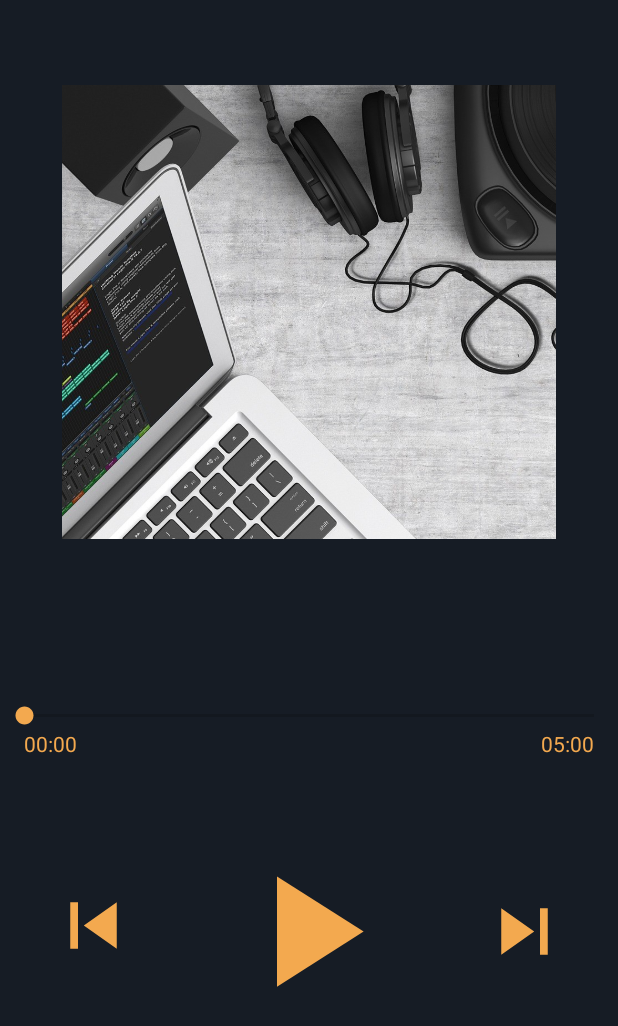
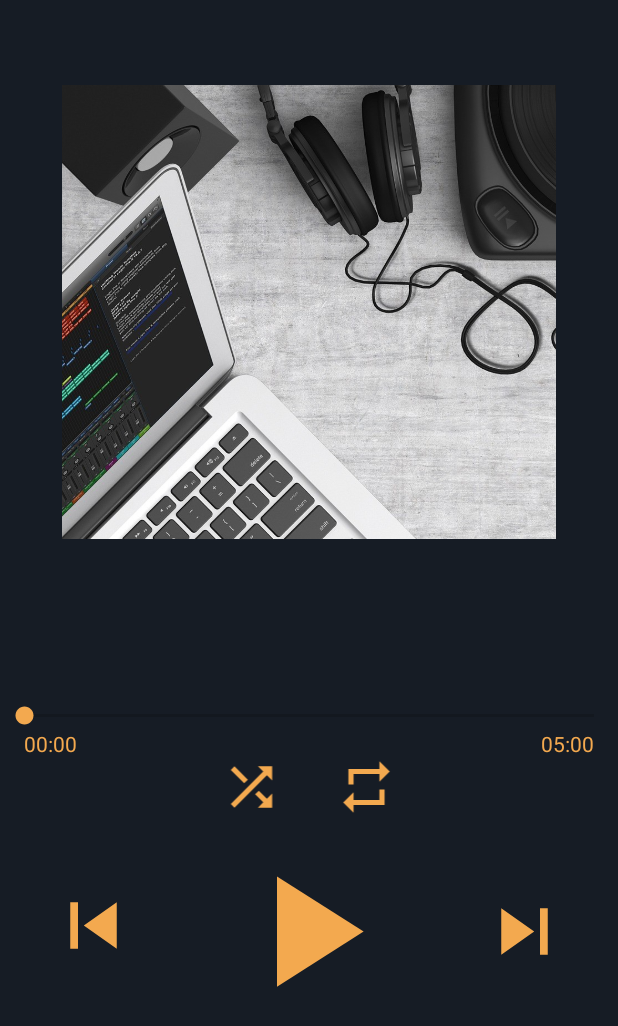
Before and after one commit to cchhu/TAMZ2-projekt, an Android app: the Player screen opened directly, with no data from a screen before it, on a phone screen of 412 x 824 dp. Shown: the top 1026 px of the screen. Run offline under Robolectric (Android 15) with nearby library versions, the phone set to English and light mode, and no system bars; 6 statements that could not run were skipped.

Commit message:
16. commit - player layout update, added repeat and shuffle funcions

```diff
--- a/app/src/main/java/com/example/hudebniprehravac/Player.java
+++ b/app/src/main/java/com/example/hudebniprehravac/Player.java
@@ -31,8 +31,13 @@ public class Player extends AppCompatActivity {
     ImageView prevbutt;
     TextView currtime;
     TextView endtime;
-
+    ImageView repeat;
+    boolean repeatsong=false;
+    int currensong;
     int position;
+    ImageView random;
+    boolean randomsongs=false;
+    int x=0;
     @Override
     protected void onCreate(Bundle savedInstanceState) {
         super.onCreate(savedInstanceState);
@@ -46,6 +51,8 @@ public class Player extends AppCompatActivity {
         prevbutt = findViewById(R.id.imageView8);
         currtime=findViewById(R.id.durstart);
         endtime=findViewById(R.id.durend);
+        repeat=findViewById(R.id.rep);
+        random=findViewById(R.id.random);
 
         if(media!=null){
             media.stop();
@@ -54,6 +61,7 @@ public class Player extends AppCompatActivity {
         songExtraData = songData.getExtras();
         songFileList = (ArrayList)songExtraData.getParcelableArrayList("songFileList");
         position = songExtraData.getInt("position", 0);
+
         runMusic(position);
 
         playbutt.setOnClickListener(new View.OnClickListener() {
@@ -89,11 +97,43 @@ public class Player extends AppCompatActivity {
 
     });
 
+    repeat.setOnClickListener(new View.OnClickListener() {
+        @Override
+        public void onClick(View v) {
+            currensong = position;
 
+            if(repeatsong==true)
+            {
+                repeatsong=false;
+                repeat.setImageResource(R.drawable.ic_repeat_black_24dp);
+            }
+            else {
+                repeatsong = true;
+                repeat.setImageResource(R.drawable.ic_repeat_green_24dp);
+            }
+
+        }
+    });
+
+    random.setOnClickListener(new View.OnClickListener() {
+        @Override
+        public void onClick(View v) {
+            if(randomsongs==true)
+            {
+               randomsongs=false;
+                random.setImageResource(R.drawable.ic_shuffle_black_24dp);
+            }
+            else {
+                randomsongs=true;
+                random.setImageResource(R.drawable.ic_shuffle_green_24dp);
+            }
+        }
+    });
 
     }
 
     private void runMusic(final int position) {
+
         if (media != null && media.isPlaying()) {
             media.reset();
         }
@@ -122,6 +162,23 @@ public class Player extends AppCompatActivity {
         //        runMusic(position+1);
 
                 playbutt.setImageResource(R.drawable.ic_play_arrow_black_24dp);
+
+                if(repeatsong==true && randomsongs==false)
+                {
+                    runMusic(currensong);
+                }
+
+                if(randomsongs==true && repeatsong==false)
+                {
+                    x = (int)(Math.random()*((songFileList.size()-0)+1))+0;
+                    runMusic(x);
+                }
+
+                if(randomsongs==true && repeatsong==true)
+                {
+                    runMusic(currensong);
+                }
+
             }
         });
 
--- /dev/null
+++ b/app/src/main/res/drawable/ic_repeat_black_24dp.xml
@@ -0,0 +1,5 @@
+<vector android:height="24dp" android:tint="#F3A94F"
+    android:viewportHeight="24.0" android:viewportWidth="24.0"
+    android:width="24dp" xmlns:android="http://schemas.android.com/apk/res/android">
+    <path android:fillColor="#FF000000" android:pathData="M7,7h10v3l4,-4 -4,-4v3L5,5v6h2L7,7zM17,17L7,17v-3l-4,4 4,4v-3h12v-6h-2v4z"/>
+</vector>
--- /dev/null
+++ b/app/src/main/res/drawable/ic_repeat_green_24dp.xml
@@ -0,0 +1,5 @@
+<vector android:height="24dp" android:tint="#00F32C"
+    android:viewportHeight="24.0" android:viewportWidth="24.0"
+    android:width="24dp" xmlns:android="http://schemas.android.com/apk/res/android">
+    <path android:fillColor="#FF000000" android:pathData="M7,7h10v3l4,-4 -4,-4v3L5,5v6h2L7,7zM17,17L7,17v-3l-4,4 4,4v-3h12v-6h-2v4z"/>
+</vector>
--- /dev/null
+++ b/app/src/main/res/drawable/ic_shuffle_black_24dp.xml
@@ -0,0 +1,5 @@
+<vector android:height="24dp" android:tint="#F3A94F"
+    android:viewportHeight="24.0" android:viewportWidth="24.0"
+    android:width="24dp" xmlns:android="http://schemas.android.com/apk/res/android">
+    <path android:fillColor="#FF000000" android:pathData="M10.59,9.17L5.41,4 4,5.41l5.17,5.17 1.42,-1.41zM14.5,4l2.04,2.04L4,18.59 5.41,20 17.96,7.46 20,9.5L20,4h-5.5zM14.83,13.41l-1.41,1.41 3.13,3.13L14.5,20L20,20v-5.5l-2.04,2.04 -3.13,-3.13z"/>
+</vector>
--- /dev/null
+++ b/app/src/main/res/drawable/ic_shuffle_green_24dp.xml
@@ -0,0 +1,5 @@
+<vector android:height="24dp" android:tint="#00F32C"
+    android:viewportHeight="24.0" android:viewportWidth="24.0"
+    android:width="24dp" xmlns:android="http://schemas.android.com/apk/res/android">
+    <path android:fillColor="#FF000000" android:pathData="M10.59,9.17L5.41,4 4,5.41l5.17,5.17 1.42,-1.41zM14.5,4l2.04,2.04L4,18.59 5.41,20 17.96,7.46 20,9.5L20,4h-5.5zM14.83,13.41l-1.41,1.41 3.13,3.13L14.5,20L20,20v-5.5l-2.04,2.04 -3.13,-3.13z"/>
+</vector>
--- a/app/src/main/res/layout/activity_player.xml
+++ b/app/src/main/res/layout/activity_player.xml
@@ -84,11 +84,11 @@
         android:layout_width="wrap_content"
         android:layout_height="wrap_content"
         android:text="00:00"
+        android:textColor="@color/colorAccent"
         app:layout_constraintEnd_toStartOf="@+id/imageView6"
         app:layout_constraintHorizontal_bias="0.231"
         app:layout_constraintStart_toStartOf="@+id/seekBar2"
-        app:layout_constraintTop_toBottomOf="@+id/seekBar2"
-        android:textColor="@color/colorAccent"/>
+        app:layout_constraintTop_toBottomOf="@+id/seekBar2" />
 
     <TextView
         android:id="@+id/durend"
@@ -98,10 +98,32 @@
         android:layout_marginRight="16dp"
         android:layout_marginBottom="76dp"
         android:text="05:00"
+        android:textColor="@color/colorAccent"
         app:layout_constraintBottom_toTopOf="@+id/imageView7"
         app:layout_constraintEnd_toEndOf="@+id/seekBar2"
         app:layout_constraintTop_toBottomOf="@+id/seekBar2"
-        app:layout_constraintVertical_bias="0.0"
-        android:textColor="@color/colorAccent"/>
+        app:layout_constraintVertical_bias="0.0" />
+
+    <ImageView
+        android:id="@+id/rep"
+        android:layout_width="63dp"
+        android:layout_height="41dp"
+        android:layout_marginTop="36dp"
+        app:layout_constraintEnd_toEndOf="parent"
+        app:layout_constraintHorizontal_bias="0.609"
+        app:layout_constraintStart_toStartOf="parent"
+        app:layout_constraintTop_toTopOf="@+id/seekBar2"
+        app:srcCompat="@drawable/ic_repeat_black_24dp" />
+
+    <ImageView
+        android:id="@+id/random"
+        android:layout_width="63dp"
+        android:layout_height="41dp"
+        android:layout_marginTop="36dp"
+        app:layout_constraintEnd_toStartOf="@+id/rep"
+        app:layout_constraintHorizontal_bias="0.912"
+        app:layout_constraintStart_toStartOf="parent"
+        app:layout_constraintTop_toTopOf="@+id/seekBar2"
+        app:srcCompat="@drawable/ic_shuffle_black_24dp" />
 
 </androidx.constraintlayout.widget.ConstraintLayout>
```
